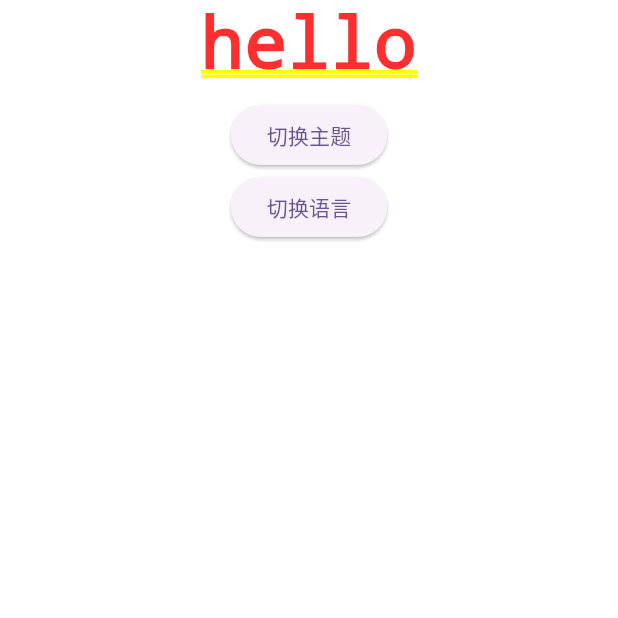
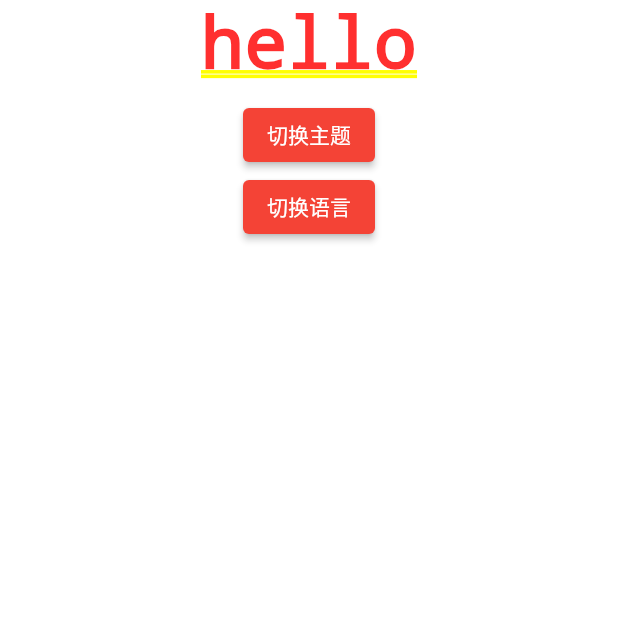
Before and after one commit to LantzShaw/litecase_shop, a Flutter app: the screen it shows after launch, on a phone screen of 412 x 824 dp, the top half of it. Run offline on Flutter 3.47's test engine with Material 2 defaults, Android fonts, the phone set to English and light mode, and no system bars; our stand-ins replace get.

Commit message:
feat: add light and dark theme

```diff
--- a/lib/main.dart
+++ b/lib/main.dart
@@ -2,6 +2,7 @@ import 'package:flutter/material.dart';
 import 'package:get/get.dart';
 import 'package:litecase_shop/src/localization/message.dart';
 import 'package:litecase_shop/src/routes/app_pages.dart';
+import 'package:litecase_shop/src/themes/app_theme.dart';
 
 Future<void> main() async {
   // await initServices();
@@ -12,8 +13,6 @@ Future<void> main() async {
 void initServices() async {
   // Get.putAsync(() => )
 }
-
-// class
 
 class LisecaseShopApp extends StatelessWidget {
   const LisecaseShopApp({super.key});
@@ -30,11 +29,9 @@ class LisecaseShopApp extends StatelessWidget {
       // locale: ui.window.locale, // 如何读取系统语言 即将弃用
       locale: Get.locale,
       fallbackLocale: const Locale('en', 'US'), // 添加一个回调语言选项，以备上面指定的语言翻译不存在
-      themeMode: ThemeMode.dark,
-      theme: ThemeData(
-        colorScheme: ColorScheme.fromSeed(seedColor: Colors.deepPurple),
-        useMaterial3: true,
-      ),
+      themeMode: ThemeMode.system, // 默认跟随系统
+      theme: AppTheme.lightTheme, // 浅色主题
+      darkTheme: AppTheme.darkTheme, // 暗色主题
       // home: MyApp(),
       initialRoute: '/signUp',
       getPages: AppPages.routes,
--- a/lib/src/themes/app_dark_theme.dart
+++ b/lib/src/themes/app_dark_theme.dart
@@ -4,3 +4,10 @@
  * @Date: 2023.06.10
  * @Description: TODO
  */
+import 'package:flutter/material.dart';
+
+final ThemeData darkTheme = ThemeData(
+  colorScheme: ColorScheme.fromSeed(seedColor: Colors.deepPurple),
+  useMaterial3: true,
+  brightness: Brightness.dark,
+);
--- a/lib/src/themes/app_light_theme.dart
+++ b/lib/src/themes/app_light_theme.dart
@@ -4,3 +4,16 @@
  * @Date: 2023.06.10
  * @Description: TODO
  */
+
+import 'package:flutter/material.dart';
+
+final ThemeData lightTheme = ThemeData(
+  colorScheme: ColorScheme.fromSeed(seedColor: Colors.deepPurple),
+  textTheme: const TextTheme(
+    displayLarge: TextStyle(
+      fontSize: 16.0,
+    ),
+  ),
+  useMaterial3: true,
+  brightness: Brightness.light,
+);
--- /dev/null
+++ b/lib/src/themes/app_text_theme.dart
@@ -0,0 +1,21 @@
+import 'package:flutter/material.dart';
+
+/**
+ * @Author: think
+ * @Email: TODO
+ * @Date: 2023.06.28
+ * @Description: TODO
+ */
+class AppTextTheme {
+  static TextTheme lightTextTheme = const TextTheme(
+    displayLarge: TextStyle(
+      fontSize: 16.0,
+    ),
+  );
+
+  static TextTheme darkTextTheme = const TextTheme(
+    displayLarge: TextStyle(
+      fontSize: 16.0,
+    ),
+  );
+}
--- /dev/null
+++ b/lib/src/themes/app_theme.dart
@@ -0,0 +1,28 @@
+/**
+ * @Author: think
+ * @Email: TODO
+ * @Date: 2023.06.28
+ * @Description: TODO
+ */
+
+import 'package:flutter/material.dart';
+import 'package:litecase_shop/src/themes/app_text_theme.dart';
+
+class AppTheme {
+  AppTheme._();
+
+  static ThemeData lightTheme = ThemeData(
+    brightness: Brightness.light,
+    textTheme: AppTextTheme.lightTextTheme,
+    elevatedButtonTheme: ElevatedButtonThemeData(
+      style: ElevatedButton.styleFrom(
+        backgroundColor: Colors.red,
+      ),
+    ),
+  );
+
+  static ThemeData darkTheme = ThemeData(
+    brightness: Brightness.dark,
+    textTheme: AppTextTheme.darkTextTheme,
+  );
+}
```
Also changed, not shown: lib/src/routes/app_pages.dart (+5 -5 lines).
